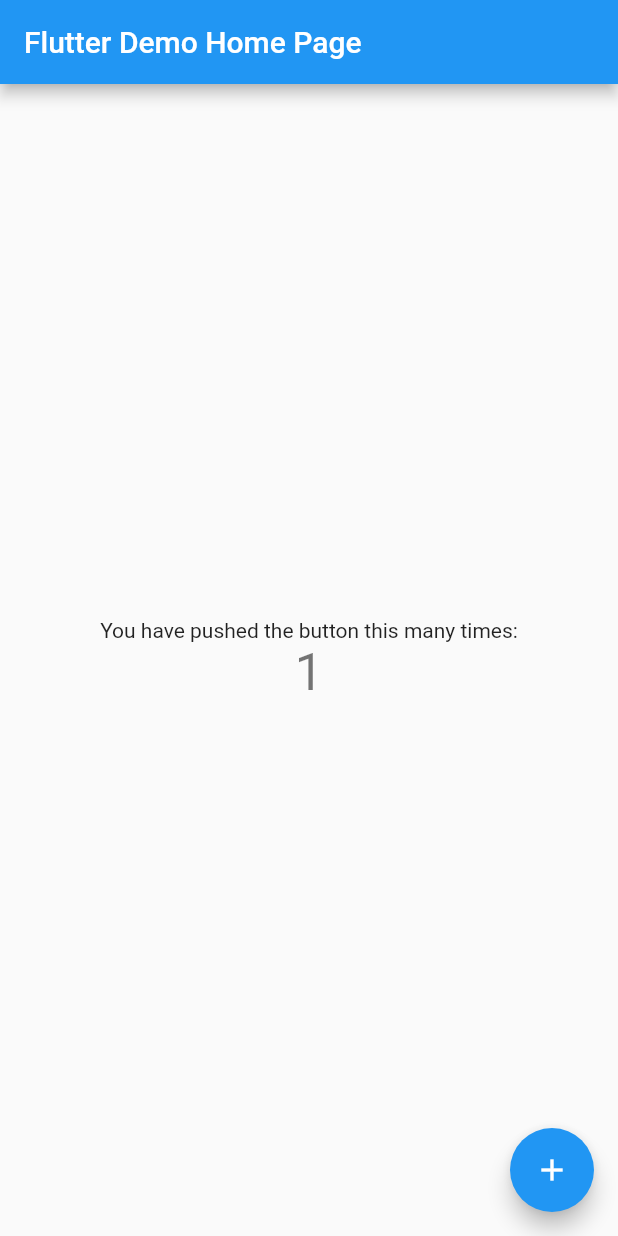
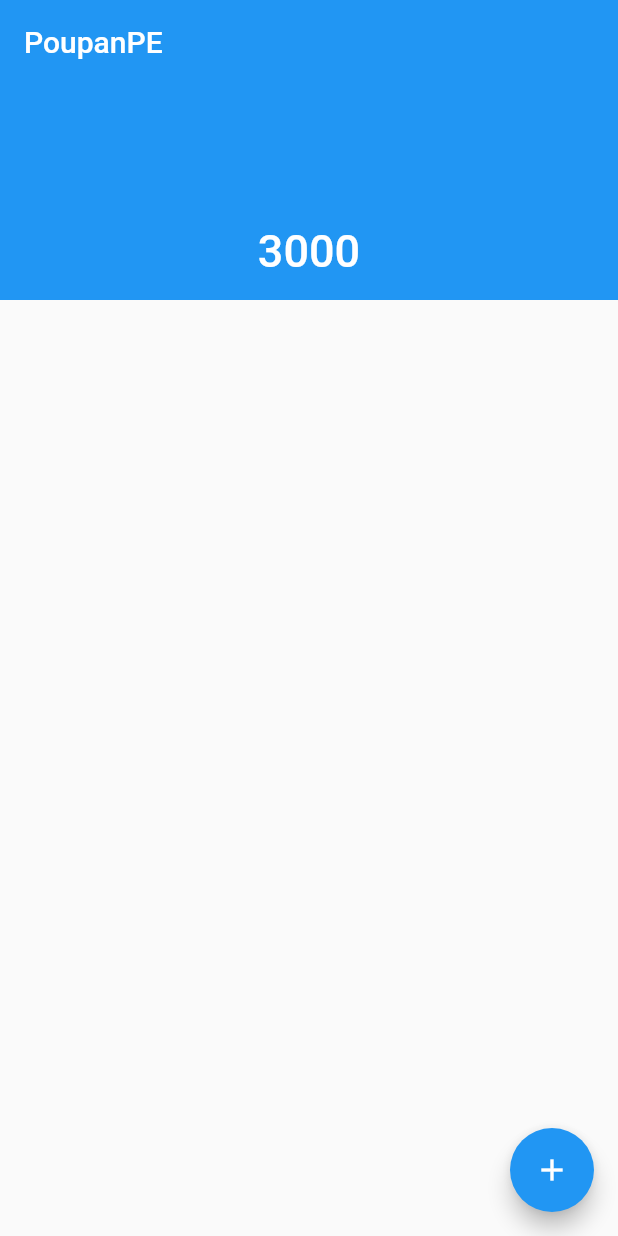
Before and after one commit to JFmaia/Poupan_Pe, a Flutter app: the screen it shows after launch, after a tap on the "add" icon, on a phone screen of 412 x 824 dp. Run offline on Flutter 3.47's test engine with Material 2 defaults, Android fonts, the light colour scheme and no system bars.

Commit message:
Criando page home e de add e tirando configuraçao do firebase.

```diff
--- a/poupan_pe/lib/main.dart
+++ b/poupan_pe/lib/main.dart
@@ -1,4 +1,5 @@
 import 'package:flutter/material.dart';
+import 'package:poupan_pe/view/home_page.dart';
 
 void main() {
   runApp(MyApp());
@@ -8,58 +9,15 @@
   @override
   Widget build(BuildContext context) {
     return MaterialApp(
+      debugShowCheckedModeBanner: false,
       title: 'Flutter Demo',
       theme: ThemeData(
         primarySwatch: Colors.blue,
       ),
-      home: MyHomePage(title: 'Flutter Demo Home Page'),
+      initialRoute: '/',
+      routes: {
+        '/': (_) => HomePage(),
+      },
     );
   }
 }
-
-class MyHomePage extends StatefulWidget {
-  MyHomePage({Key key, this.title}) : super(key: key);
-
-  final String title;
-
-  @override
-  _MyHomePageState createState() => _MyHomePageState();
-}
-
-class _MyHomePageState extends State<MyHomePage> {
-  int _counter = 0;
-
-  void _incrementCounter() {
-    setState(() {
-      _counter++;
-    });
-  }
-
-  @override
-  Widget build(BuildContext context) {
-    return Scaffold(
-      appBar: AppBar(
-        title: Text(widget.title),
-      ),
-      body: Center(
-        child: Column(
-          mainAxisAlignment: MainAxisAlignment.center,
-          children: <Widget>[
-            Text(
-              'You have pushed the button this many times:',
-            ),
-            Text(
-              '$_counter',
-              style: Theme.of(context).textTheme.headline4,
-            ),
-          ],
-        ),
-      ),
-      floatingActionButton: FloatingActionButton(
-        onPressed: _incrementCounter,
-        tooltip: 'Increment',
-        child: Icon(Icons.add),
-      ), // This trailing comma makes auto-formatting nicer for build methods.
-    );
-  }
-}
--- /dev/null
+++ b/poupan_pe/lib/view/home_page.dart
@@ -0,0 +1,34 @@
+import 'package:flutter/material.dart';
+
+class HomePage extends StatefulWidget {
+  @override
+  _HomePageState createState() => _HomePageState();
+}
+
+class _HomePageState extends State<HomePage> {
+  @override
+  Widget build(BuildContext context) {
+    return Scaffold(
+      body: CustomScrollView(
+        slivers: [
+          SliverAppBar(
+            floating: false,
+            title: Text("PoupanPE"),
+            expandedHeight: 200.0,
+            flexibleSpace: FlexibleSpaceBar(
+              title: Text("3000"),
+              centerTitle: true,
+            ),
+          ),
+        ],
+      ),
+      floatingActionButton: FloatingActionButton(
+        child: Icon(
+          Icons.add,
+          color: Colors.white,
+        ),
+        onPressed: () {},
+      ),
+    );
+  }
+}
--- /dev/null
+++ b/poupan_pe/lib/view/page_add.dart
@@ -0,0 +1 @@
+class PageAdd {}
--- a/poupan_pe/pubspec.yaml
+++ b/poupan_pe/pubspec.yaml
@@ -23,12 +23,13 @@
 dependencies:
   flutter:
     sdk: flutter
-  http:
 
 
   # The following adds the Cupertino Icons font to your application.
   # Use with the CupertinoIcons class for iOS style icons.
   cupertino_icons: ^1.0.2
+  http:
+  hasura_connect: ^2.0.0
 
 dev_dependencies:
   flutter_test:
@@ -75,3 +76,4 @@
   #
   # For details regarding fonts from package dependencies,
   # see https://flutter.dev/custom-fonts/#from-packages
+hasura_connect: ^2.0.0
```
Also changed, not shown: poupan_pe/pubspec.lock, 2 other files.
